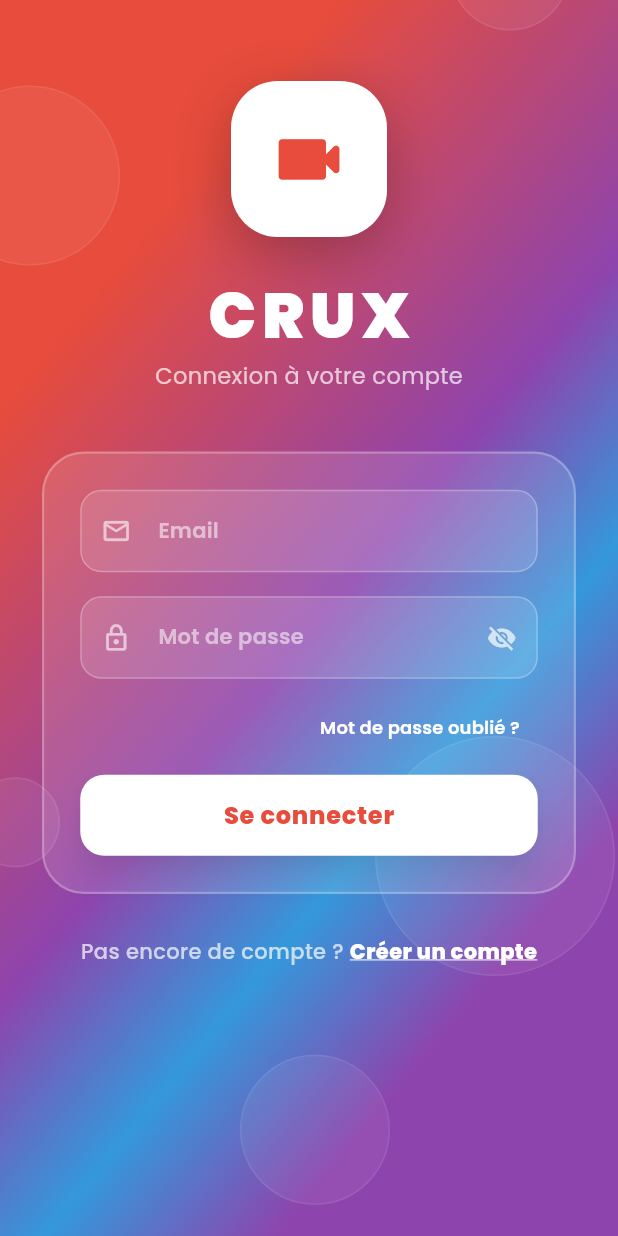
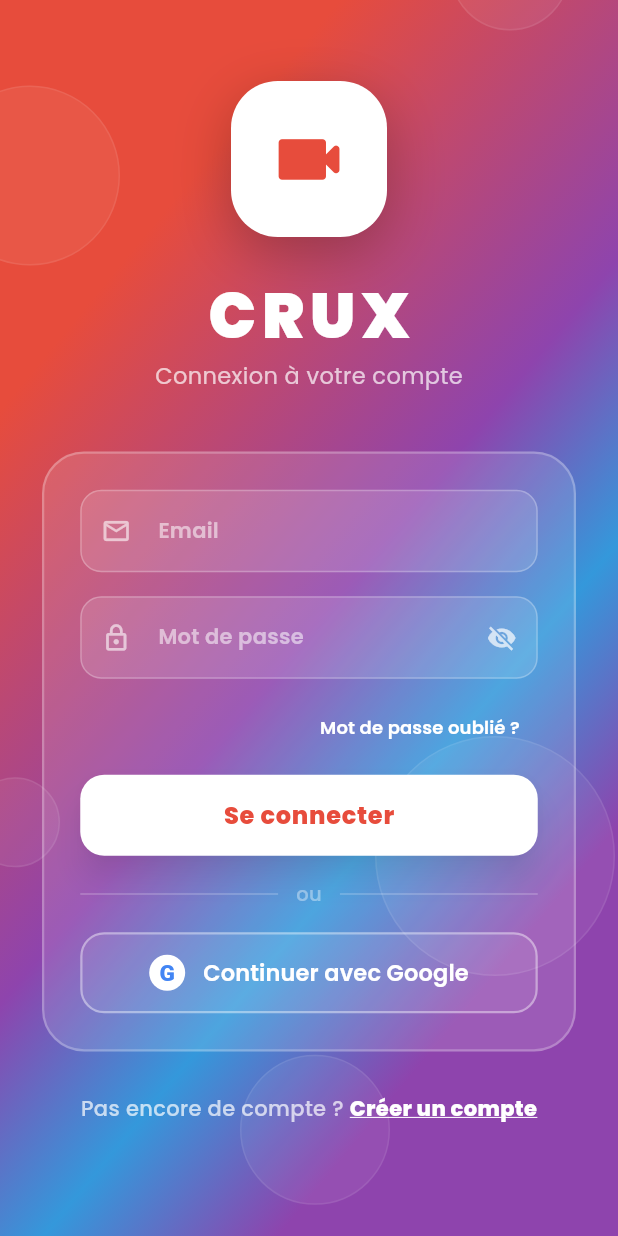
Before and after one commit to MESCHAC-creator/crux_new_final, a Flutter app: the screen it shows after launch, on a phone screen of 412 x 824 dp. Run offline on Flutter 3.47's test engine with Material 3 defaults, Android fonts, the phone set to English and light mode, and no system bars; our stand-ins replace cloud_firestore, firebase_auth, firebase_core, firebase_messaging, flutter_animate, google_fonts and 4 more; missing offline and left inert: flutter_webrtc; accounts and stored records are empty.

Commit message:
feat: connexion Google (Google Sign-In)
- google_sign_in ^6.2.1 ajouté
- AuthService.signInWithGoogle() via Firebase Auth + GoogleSignIn
- LoginScreen: bouton "Continuer avec Google" avec logo G, séparateur "ou"
- intl: any pour compatibilité Codemagic 3.29.2 + env local

https://claude.ai/code/session_011XKNj8hxwjrw2hZKwmqiws

```diff
--- a/lib/screens/login_screen.dart
+++ b/lib/screens/login_screen.dart
@@ -20,6 +20,7 @@ class _LoginScreenState extends State<LoginScreen> with TickerProviderStateMixin
   final _errorHandler = ErrorHandlerService();
 
   bool _isLoading = false;
+  bool _isGoogleLoading = false;
   bool _showPassword = false;
 
   // Animation controllers
@@ -146,6 +147,23 @@ class _LoginScreenState extends State<LoginScreen> with TickerProviderStateMixin
     _emailController.dispose();
     _passwordController.dispose();
     super.dispose();
+  }
+
+  Future<void> _handleGoogleLogin() async {
+    setState(() => _isGoogleLoading = true);
+    try {
+      final user = await _authService.signInWithGoogle();
+      if (user != null && mounted) {
+        Navigator.of(context).pushReplacementNamed('/home');
+      }
+    } catch (e) {
+      if (mounted) {
+        _errorHandler.showErrorDialog(context, '❌ Connexion Google échouée',
+            e.toString().replaceFirst('Exception: ', ''));
+      }
+    } finally {
+      if (mounted) setState(() => _isGoogleLoading = false);
+    }
   }
 
   Future<void> _handleLogin() async {
@@ -377,6 +395,68 @@ class _LoginScreenState extends State<LoginScreen> with TickerProviderStateMixin
                             ),
                           ),
                         ),
+                        const SizedBox(height: 16),
+
+                        // Divider
+                        Row(children: [
+                          Expanded(child: Divider(color: Colors.white24, thickness: 1)),
+                          Padding(
+                            padding: const EdgeInsets.symmetric(horizontal: 12),
+                            child: Text('ou', style: GoogleFonts.poppins(color: Colors.white38, fontSize: 13)),
+                          ),
+                          Expanded(child: Divider(color: Colors.white24, thickness: 1)),
+                        ]),
+                        const SizedBox(height: 16),
+
+                        // Google button
+                        SizedBox(
+                          width: double.infinity,
+                          height: 54,
+                          child: OutlinedButton(
+                            onPressed: (_isLoading || _isGoogleLoading) ? null : _handleGoogleLogin,
+                            style: OutlinedButton.styleFrom(
+                              side: BorderSide(color: Colors.white.withOpacity(0.4), width: 1.5),
+                              shape: RoundedRectangleBorder(borderRadius: BorderRadius.circular(16)),
+                              backgroundColor: Colors.white.withOpacity(0.08),
+                            ),
+                            child: _isGoogleLoading
+                                ? const SizedBox(
+                                    width: 22, height: 22,
+                                    child: CircularProgressIndicator(strokeWidth: 2.5, color: Colors.white70),
+                                  )
+                                : Row(
+                                    mainAxisAlignment: MainAxisAlignment.center,
+                                    children: [
+                                      // Google "G" logo
+                                      Container(
+                                        width: 24, height: 24,
+                                        decoration: const BoxDecoration(
+                                          color: Colors.white,
+                                          shape: BoxShape.circle,
+                                        ),
+                                        child: const Center(
+                                          child: Text('G',
+                                            style: TextStyle(
+                                              color: Color(0xFF4285F4),
+                                              fontWeight: FontWeight.w900,
+                                              fontSize: 15,
+                                            ),
+                                          ),
+                                        ),
+                                      ),
+                                      const SizedBox(width: 12),
+                                      Text(
+                                        'Continuer avec Google',
+                                        style: GoogleFonts.poppins(
+                                          color: Colors.white,
+                                          fontSize: 15,
+                                          fontWeight: FontWeight.w600,
+                                        ),
+                                      ),
+                                    ],
+                                  ),
+                          ),
+                        ),
                       ],
                     ),
                   ),
--- a/lib/services/auth_service.dart
+++ b/lib/services/auth_service.dart
@@ -1,10 +1,12 @@
 import 'package:firebase_auth/firebase_auth.dart';
+import 'package:google_sign_in/google_sign_in.dart';
 import 'package:logger/logger.dart';
 import '../models/user_model.dart';
 import 'error_handler_service.dart';
 
 class AuthService {
   final FirebaseAuth _auth = FirebaseAuth.instance;
+  final _googleSignIn = GoogleSignIn();
   final _logger = Logger();
   final _errorHandler = ErrorHandlerService();
 
@@ -132,4 +134,35 @@ class AuthService {
   }
 
   bool get isLoggedIn => _auth.currentUser != null;
+
+  Future<UserModel?> signInWithGoogle() async {
+    try {
+      _logger.i('🔑 Connexion Google en cours...');
+      final googleUser = await _googleSignIn.signIn();
+      if (googleUser == null) return null; // User cancelled
+
+      final googleAuth = await googleUser.authentication;
+      final credential = GoogleAuthProvider.credential(
+        accessToken: googleAuth.accessToken,
+        idToken: googleAuth.idToken,
+      );
+
+      final userCredential = await _auth.signInWithCredential(credential);
+      final user = userCredential.user!;
+      _logger.i('✅ Connexion Google réussie: ${user.email}');
+
+      return UserModel(
+        uid: user.uid,
+        email: user.email ?? '',
+        name: user.displayName ?? googleUser.displayName ?? 'Utilisateur',
+      );
+    } on FirebaseAuthException catch (e) {
+      final errorMsg = _errorHandler.getFirebaseErrorMessage(e.code);
+      _logger.e('❌ Firebase Auth Google: ${e.code}');
+      throw Exception(errorMsg);
+    } catch (e) {
+      _logger.e('❌ Erreur Google Sign-In: $e');
+      throw Exception('❌ Erreur de connexion Google: $e');
+    }
+  }
 }
--- a/pubspec.yaml
+++ b/pubspec.yaml
@@ -19,7 +19,7 @@ dependencies:
 
   # Permissions & Localization
   permission_handler: ^11.3.0
-  intl: 0.19.0
+  intl: any
   flutter_localizations:
     sdk: flutter
 
@@ -46,6 +46,9 @@ dependencies:
   http: ^1.2.0
   url_launcher: ^6.3.0
 
+  # Google Sign-In
+  google_sign_in: ^6.2.1
+
 dev_dependencies:
   flutter_test:
     sdk: flutter
```
Also changed, not shown: pubspec.lock.
